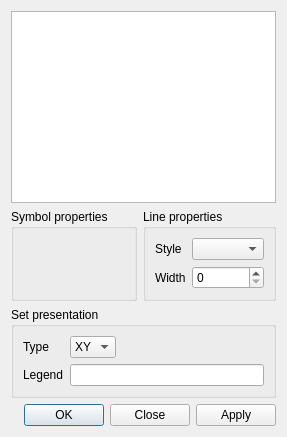
Before: the Qt Designer form src/Dialogs/SetAppearance.ui in lorenzo-rovigatti/disgrace, drawn with Qt 5.
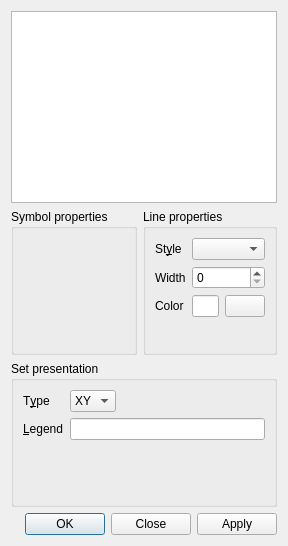
After: the same form once the commit is applied.

Commit message: Added line width and line colour fields to the set appearance dialog.

Diff of the .ui file:
```diff
--- a/src/Dialogs/SetAppearance.ui
+++ b/src/Dialogs/SetAppearance.ui
@@ -2,6 +2,14 @@
 <ui version="4.0">
  <class>SetAppearance</class>
  <widget class="QDialog" name="SetAppearance">
+  <property name="geometry">
+   <rect>
+    <x>0</x>
+    <y>0</y>
+    <width>288</width>
+    <height>546</height>
+   </rect>
+  </property>
   <property name="windowTitle">
    <string>Set Appearance</string>
   </property>
@@ -34,16 +42,13 @@
         <item row="0" column="0">
          <widget class="QLabel" name="label_3">
           <property name="text">
-           <string>Style</string>
+           <string>St&amp;yle</string>
           </property>
           <property name="buddy">
            <cstring>cb_line_style</cstring>
           </property>
          </widget>
         </item>
-        <item row="1" column="1">
-         <widget class="QSpinBox" name="cb_line_width"/>
-        </item>
         <item row="0" column="1">
          <widget class="QComboBox" name="cb_line_style"/>
         </item>
@@ -53,7 +58,38 @@
            <string>Width</string>
           </property>
           <property name="buddy">
-           <cstring>cb_line_width</cstring>
+           <cstring>sb_line_width</cstring>
+          </property>
+         </widget>
+        </item>
+        <item row="1" column="1">
+         <widget class="QSpinBox" name="sb_line_width"/>
+        </item>
+        <item row="2" column="1">
+         <layout class="QHBoxLayout" name="horizontal_layout_colour">
+          <item>
+           <widget class="QLineEdit" name="line_colour">
+            <property name="readOnly">
+             <bool>true</bool>
+            </property>
+           </widget>
+          </item>
+          <item>
+           <widget class="QPushButton" name="btn_colour">
+            <property name="focusPolicy">
+             <enum>Qt::NoFocus</enum>
+            </property>
+            <property name="text">
+             <string/>
+            </property>
+           </widget>
+          </item>
+         </layout>
+        </item>
+        <item row="2" column="0">
+         <widget class="QLabel" name="label_color">
+          <property name="text">
+           <string>Color</string>
           </property>
          </widget>
         </item>
@@ -67,11 +103,17 @@
      <property name="title">
       <string>Set presentation</string>
      </property>
+     <property name="flat">
+      <bool>false</bool>
+     </property>
+     <property name="checkable">
+      <bool>false</bool>
+     </property>
      <layout class="QFormLayout" name="formLayout_2">
       <item row="0" column="0">
        <widget class="QLabel" name="label">
         <property name="text">
-         <string>Type</string>
+         <string>T&amp;ype</string>
         </property>
         <property name="buddy">
          <cstring>cb_type</cstring>
@@ -96,7 +138,7 @@
       <item row="1" column="0">
        <widget class="QLabel" name="label_2">
         <property name="text">
-         <string>Legend</string>
+         <string>&amp;Legend</string>
         </property>
         <property name="buddy">
          <cstring>line_legend</cstring>
```
Left out of the diff: 14 changed lines with no effect on the pictures. The commit also changes 4 other files.
